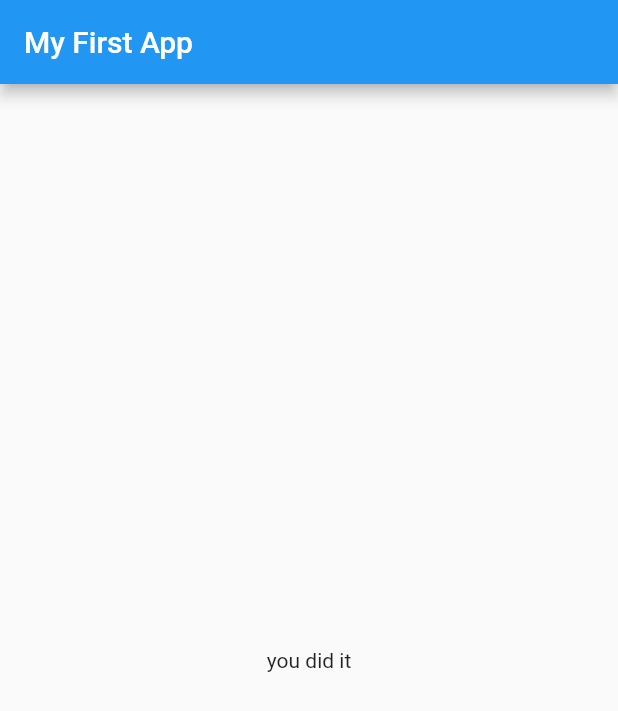
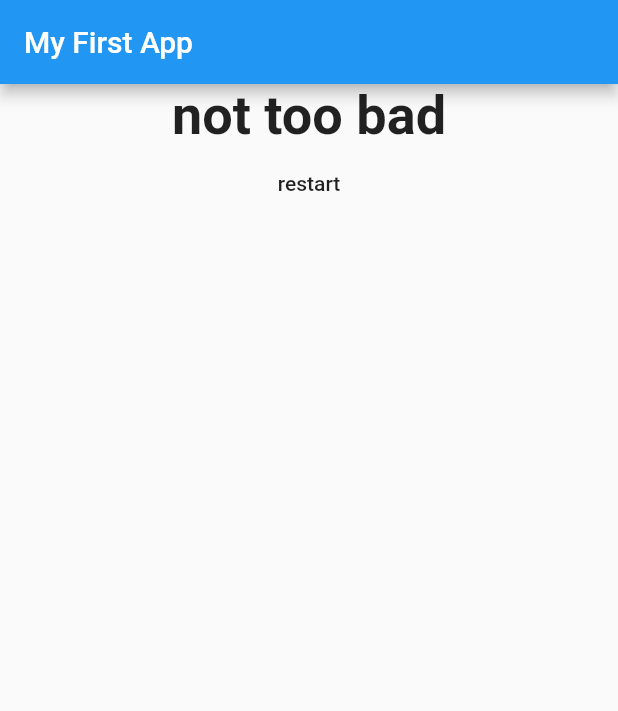
Before and after one commit to Kazuya1Hashimoto10/quiz_app, a Flutter app: the screen it shows after launch, after a tap on "Black", after a tap on "Snake", after a tap on "Poter", on a phone screen of 412 x 824 dp. Shown: the top 711 px of the screen. Run offline on Flutter 3.47's test engine with Material 2 defaults, Android fonts, the phone set to English and light mode, and no system bars.

Commit message:
スコア・リセット機能の追加

```diff
--- a/lib/main.dart
+++ b/lib/main.dart
@@ -20,42 +20,50 @@ class _MyAppState extends State<MyApp> {
     {
       'quetionText': 'What\'s your favorite color?',
       'answers': [
-        'Black',
-        'Red',
-        'Green',
-        'White',
+        {'text': 'Black','score': 10,},
+        {'text': 'Red','score': 5,},
+        {'text': 'Green','score': 3,},
+        {'text': 'White','score': 1,},
       ],
     },
     {
       'quetionText': 'What\'s your favorite animal?',
       'answers': [
-        'Rabit',
-        'Snake',
-        'Elephant',
-        'Lion',
+        {'text': 'Rabit','score': 3,},
+        {'text': 'Snake','score': 1,},
+        {'text': 'Elephant','score': 5,},
+        {'text': 'Lion','score': 10,},
       ],
     },
     {
       'quetionText': 'Who\'s your favorite instractor?',
       'answers': [
-        'Max',
-        'Jack',
-        'Poter',
-        'Kazuya',
+        {'text': 'Max','score': 10,},
+        {'text': 'Jack','score': 1,},
+        {'text': 'Poter','score': 3,},
+        {'text': 'Kazuya','score': 5,},
       ],
     },
   ];
 
   var _quetionIndex = 0;
+  var _totalScore = 0;
 
-  void _answerQuetion() {
-    if (_quetionIndex < _quetions.length) {
-      print('We have more quetions!');
-    }
+  void _answerQuetion(int score) {
+
+    _totalScore += score;
+
     setState(() {
       _quetionIndex = _quetionIndex + 1;
     });
     print(_quetionIndex);
+  }
+
+  void _resetQuiz(){
+    setState(() {
+      _quetionIndex = 0;
+      _totalScore = 0;
+    });
   }
 
   @override
@@ -71,7 +79,7 @@ class _MyAppState extends State<MyApp> {
                 quetionIndex: _quetionIndex,
                 quetions: _quetions,
               )
-            : Result(),
+            : Result(_totalScore,_resetQuiz,),
       ),
     );
   }
--- a/lib/quiz.dart
+++ b/lib/quiz.dart
@@ -19,8 +19,8 @@ class Quiz extends StatelessWidget {
     return Column(
       children: [
         Quetion(quetions[quetionIndex]['quetionText']),
-        ...(quetions[quetionIndex]['answers'] as List<String>).map((answer) {
-          return Answer(answerQuetion, answer);
+        ...(quetions[quetionIndex]['answers'] as List<Map<String, Object>>).map((answer) {
+          return Answer(() => answerQuetion(answer['score']), answer['text'],);
         }).toList()
       ],
     );
--- a/lib/result.dart
+++ b/lib/result.dart
@@ -1,10 +1,43 @@
 import 'package:flutter/material.dart';
 
 class Result extends StatelessWidget {
+  final int resultScore;
+  final Function resetQuiz;
+
+  Result(this.resultScore,this.resetQuiz);
+
+  String get resultPhrase {
+    String resultText;
+    if (resultScore <= 8) {
+      resultText = 'you\'ve done great job!';
+    } else if (resultScore <= 12) {
+      resultText = 'you\'ve done nice job!';
+    } else if (resultScore <= 16) {
+      resultText = 'not too bad';
+    } else {
+      resultText = 'your don\'t know yourself...';
+    }
+    return resultText;
+  }
+
   @override
   Widget build(BuildContext context) {
     return Center(
-      child: Text('you did it'),
+      child: Column(
+        children: <Widget>[
+          Text(
+            resultPhrase,
+            style: TextStyle(
+              fontSize: 36,
+              fontWeight: FontWeight.bold,
+            ),
+          ),
+          FlatButton(
+            onPressed: resetQuiz,
+            child: Text('restart'),
+          )
+        ],
+      ),
     );
   }
 }
```
